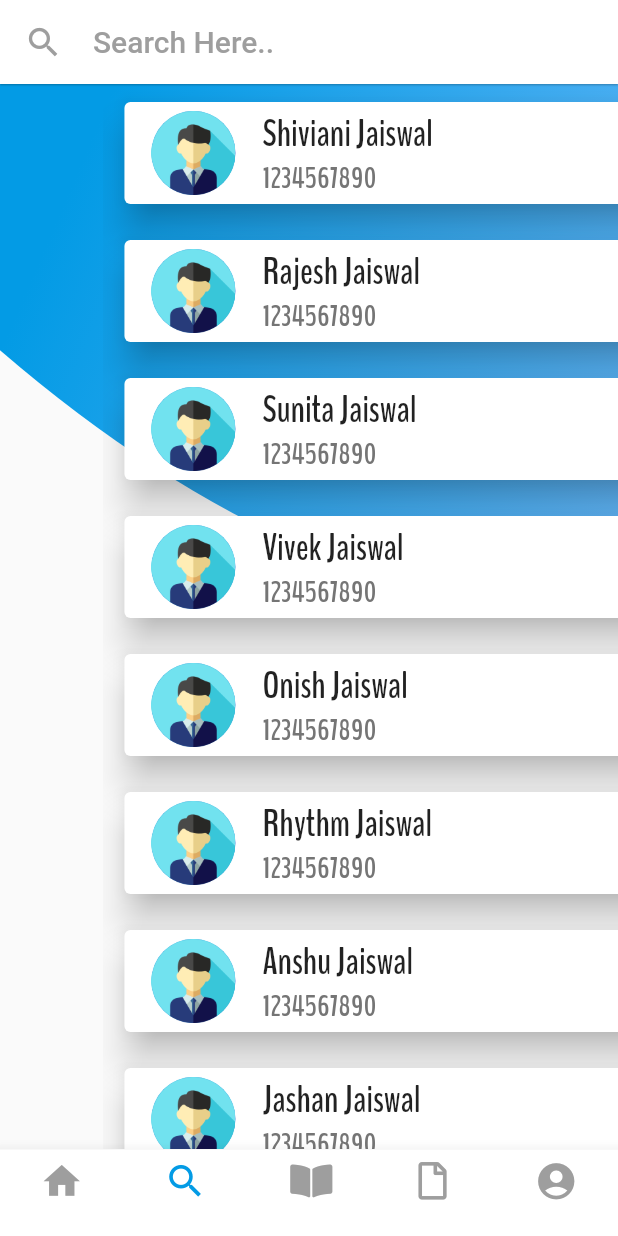
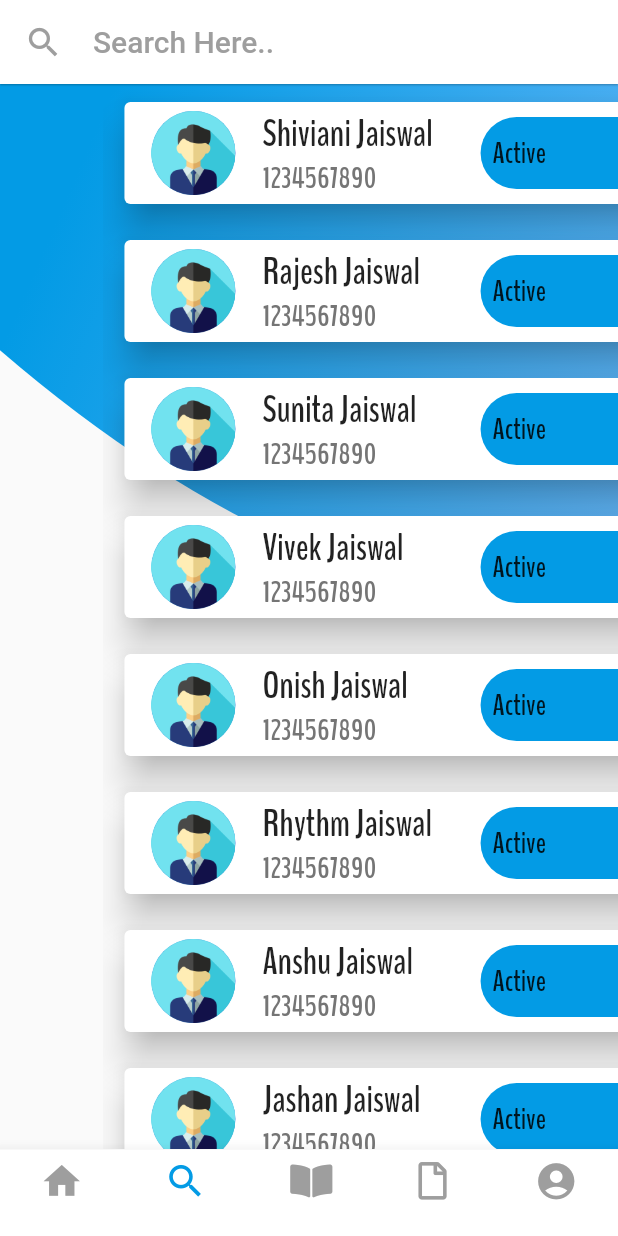
Before and after one commit to JashanPuri/Monthly_Pay_User, a Flutter app: the screen it shows after launch, item 2 of the bottom bar chosen, on a phone screen of 412 x 824 dp. Run offline on Flutter 3.47's test engine with Material 2 defaults, Android fonts, the phone set to English and light mode, and no system bars; our stand-ins replace flutter_typeahead, font_awesome_flutter, image_picker; missing offline and left inert: dropdownfield; accounts and stored records are empty.

Commit message:
Status Added

```diff
--- a/lib/Search/models/TransactionModel.dart
+++ b/lib/Search/models/TransactionModel.dart
@@ -1,4 +1,10 @@
 import 'package:flutter/material.dart';
+
+enum Status{
+  active,
+  inActive,
+  holdForMonth,
+}
 
 class CustomerTransaction {
   String name;
@@ -7,7 +13,8 @@ class CustomerTransaction {
   String bank;
   double limit;
   Image image;
+  Status status;
 
-  CustomerTransaction({this.bank,this.id,this.limit,this.name,this.phoneNumber});
+  CustomerTransaction({this.bank,this.id,this.limit,this.name,this.phoneNumber,this.status,this.image});
 
 }
--- a/lib/Search/search_page.dart
+++ b/lib/Search/search_page.dart
@@ -43,6 +43,7 @@ class _SearchPageState extends State<SearchPage>
       limit: 350,
       name: 'Shiviani Jaiswal',
       phoneNumber: '1234567890',
+      status: Status.active
     ),
     CustomerTransaction(
       bank: 'SBI',
@@ -50,6 +51,7 @@ class _SearchPageState extends State<SearchPage>
       limit: 350,
       name: 'Rajesh Jaiswal',
       phoneNumber: '1234567890',
+      status: Status.active
     ),
     CustomerTransaction(
       bank: 'SBI',
@@ -57,6 +59,7 @@ class _SearchPageState extends State<SearchPage>
       limit: 350,
       name: 'Sunita Jaiswal',
       phoneNumber: '1234567890',
+      status: Status.active
     ),
     CustomerTransaction(
       bank: 'SBI',
@@ -64,6 +67,7 @@ class _SearchPageState extends State<SearchPage>
       limit: 350,
       name: 'Vivek Jaiswal',
       phoneNumber: '1234567890',
+      status: Status.active
     ),
     CustomerTransaction(
       bank: 'SBI',
@@ -71,6 +75,7 @@ class _SearchPageState extends State<SearchPage>
       limit: 350,
       name: 'Onish Jaiswal',
       phoneNumber: '1234567890',
+      status: Status.active
     ),
     CustomerTransaction(
       bank: 'SBI',
@@ -78,6 +83,7 @@ class _SearchPageState extends State<SearchPage>
       limit: 350,
       name: 'Rhythm Jaiswal',
       phoneNumber: '1234567890',
+      status: Status.active
     ),
     CustomerTransaction(
       bank: 'SBI',
@@ -85,6 +91,7 @@ class _SearchPageState extends State<SearchPage>
       limit: 350,
       name: 'Anshu Jaiswal',
       phoneNumber: '1234567890',
+      status: Status.active,
     ),
     CustomerTransaction(
       bank: 'SBI',
@@ -92,6 +99,7 @@ class _SearchPageState extends State<SearchPage>
       limit: 350,
       name: 'Jashan Jaiswal',
       phoneNumber: '1234567890',
+      status: Status.active
     ),
     CustomerTransaction(
       bank: 'SBI',
@@ -99,6 +107,7 @@ class _SearchPageState extends State<SearchPage>
       limit: 350,
       name: 'Pushpam Jaiswal',
       phoneNumber: '1234567890',
+      status: Status.active
     ),
   ];
 
--- a/lib/Search/widgets/transaction_list.dart
+++ b/lib/Search/widgets/transaction_list.dart
@@ -41,6 +41,7 @@ class _TransactionListState extends State<TransactionList> {
                 fit: BoxFit.fill,
               )
             : widget.transactionList[index].image;
+        Status _currentStatus = widget.transactionList[index].status;
 
         return GestureDetector(
           onTap: () {
@@ -77,6 +78,49 @@ class _TransactionListState extends State<TransactionList> {
                   widget.transactionList[index].phoneNumber,
                   style: _theme.textTheme.subtitle2.copyWith(fontSize: 20),
                 ),
+                trailing: Container(
+                  padding: const EdgeInsets.symmetric(horizontal: 8),
+                  decoration: BoxDecoration(
+                      color: _theme.primaryColor,
+                      borderRadius: BorderRadius.circular(30)),
+                  child: DropdownButtonHideUnderline(
+                    child: DropdownButton(
+                      items: [
+                        DropdownMenuItem(
+                          child: Text(
+                            'Active',
+                            overflow: TextOverflow.ellipsis,
+                            style: _theme.textTheme.subtitle1,
+                          ),
+                          value: Status.active,
+                        ),
+                        DropdownMenuItem(
+                          child: Text(
+                            'Inactive',
+                            overflow: TextOverflow.ellipsis,
+                            style: _theme.textTheme.subtitle1,
+                          ),
+                          value: Status.inActive,
+                        ),
+                        DropdownMenuItem(
+                          child: Text(
+                            'Hold For Month',
+                            overflow: TextOverflow.ellipsis,
+                            style: _theme.textTheme.subtitle1,
+                          ),
+                          value: Status.holdForMonth,
+                        ),
+                      ],
+                      onChanged: (value) {
+                        setState(() {
+                          widget.transactionList[index].status = value;
+                          _currentStatus = value;
+                        });
+                      },
+                      value: _currentStatus,
+                    ),
+                  ),
+                ),
               ),
             ),
           ),
```
